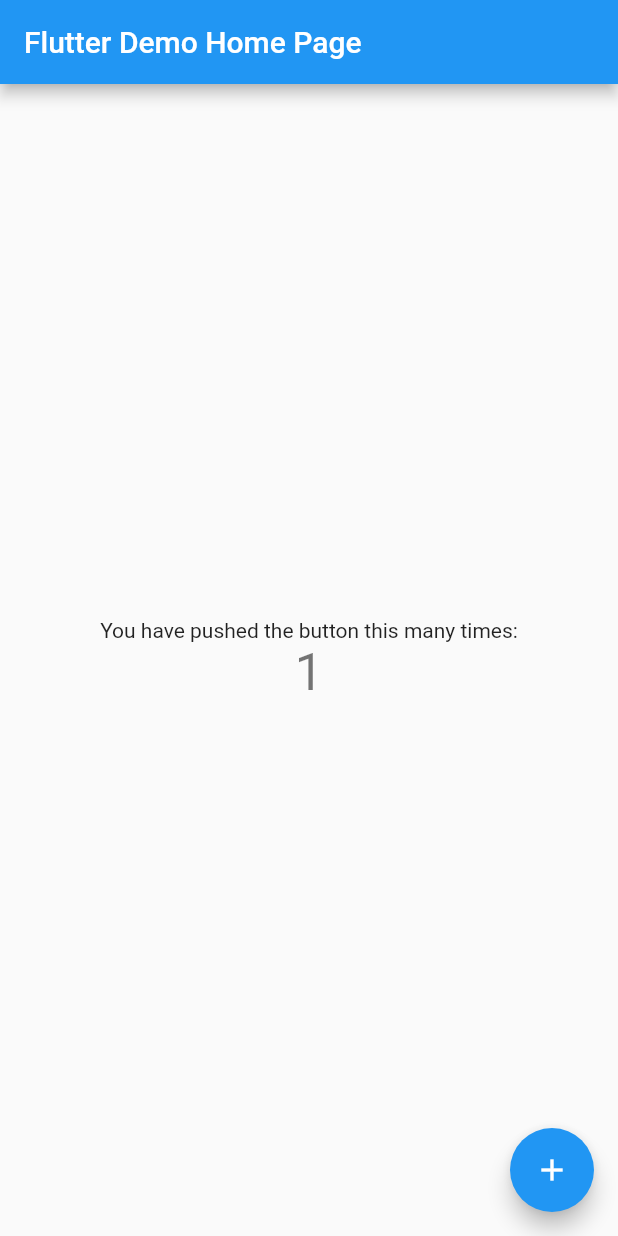
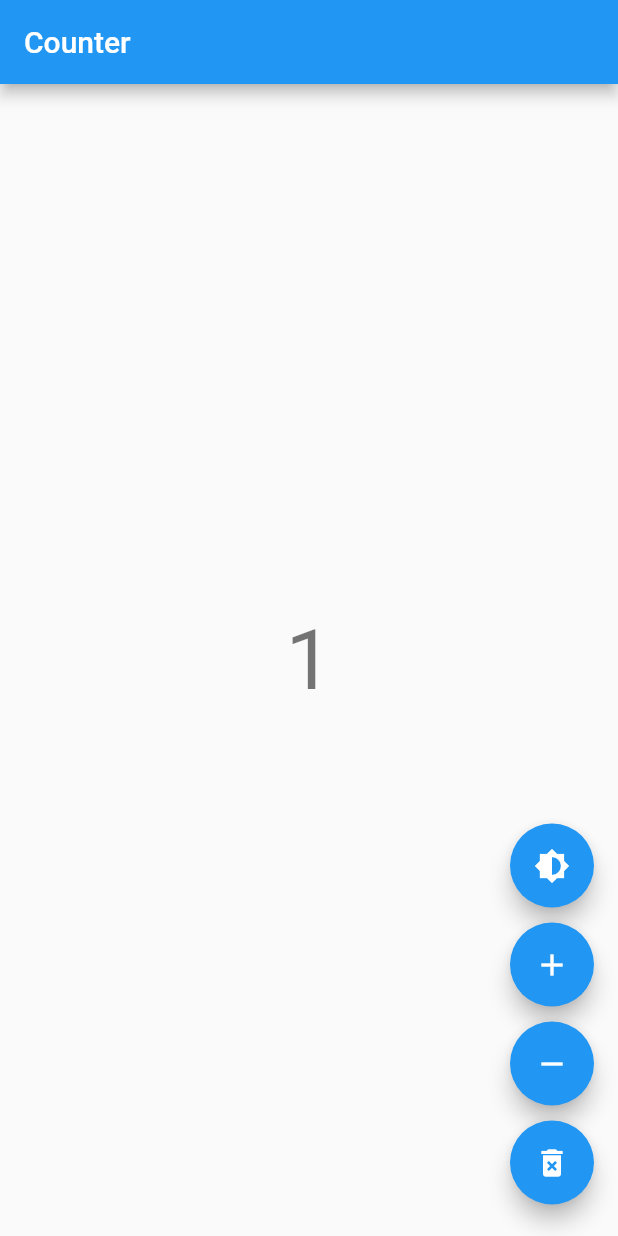
Before and after one commit to EricRootLee/flutter_cubit, a Flutter app: the screen it shows after launch, after a tap on the "add" icon, on a phone screen of 412 x 824 dp. Run offline on Flutter 3.47's test engine with Material 2 defaults, Android fonts, the phone set to English and light mode, and no system bars; our stand-ins replace flutter_bloc, hydrated_bloc.

```diff
--- a/lib/main.dart
+++ b/lib/main.dart
@@ -1,113 +1,142 @@
+import 'dart:async';
+
 import 'package:flutter/material.dart';
+import 'package:flutter_bloc/flutter_bloc.dart';
+import 'package:hydrated_bloc/hydrated_bloc.dart';
+import 'package:path_provider/path_provider.dart';
 
-void main() {
-  runApp(MyApp());
+void main() async {
+  WidgetsFlutterBinding.ensureInitialized();
+  HydratedBloc.storage = await HydratedStorage.build(
+    storageDirectory: await getTemporaryDirectory(),
+  );
+  runApp(App());
 }
 
-class MyApp extends StatelessWidget {
-  // This widget is the root of your application.
+class App extends StatelessWidget {
   @override
   Widget build(BuildContext context) {
-    return MaterialApp(
-      title: 'Flutter Demo',
-      theme: ThemeData(
-        // This is the theme of your application.
-        //
-        // Try running your application with "flutter run". You'll see the
-        // application has a blue toolbar. Then, without quitting the app, try
-        // changing the primarySwatch below to Colors.green and then invoke
-        // "hot reload" (press "r" in the console where you ran "flutter run",
-        // or simply save your changes to "hot reload" in a Flutter IDE).
-        // Notice that the counter didn't reset back to zero; the application
-        // is not restarted.
-        primarySwatch: Colors.blue,
+    return BlocProvider(
+      create: (_) => BrightnessCubit(),
+      child: BlocBuilder<BrightnessCubit, Brightness>(
+        builder: (context, brightness) {
+          return MaterialApp(
+            theme: ThemeData(brightness: brightness),
+            home: BlocProvider<CounterBloc>(
+              create: (_) => CounterBloc(),
+              child: CounterPage(),
+            ),
+          );
+        },
       ),
-      home: MyHomePage(title: 'Flutter Demo Home Page'),
     );
   }
 }
 
-class MyHomePage extends StatefulWidget {
-  MyHomePage({Key key, this.title}) : super(key: key);
-
-  // This widget is the home page of your application. It is stateful, meaning
-  // that it has a State object (defined below) that contains fields that affect
-  // how it looks.
-
-  // This class is the configuration for the state. It holds the values (in this
-  // case the title) provided by the parent (in this case the App widget) and
-  // used by the build method of the State. Fields in a Widget subclass are
-  // always marked "final".
-
-  final String title;
-
+class CounterPage extends StatelessWidget {
   @override
-  _MyHomePageState createState() => _MyHomePageState();
+  Widget build(BuildContext context) {
+    final textTheme = Theme.of(context).textTheme;
+    return Scaffold(
+      appBar: AppBar(title: const Text('Counter')),
+      body: BlocBuilder<CounterBloc, int>(
+        builder: (BuildContext context, int state) {
+          return Center(
+            child: Text('$state', style: textTheme.headline2),
+          );
+        },
+      ),
+      floatingActionButton: Column(
+        crossAxisAlignment: CrossAxisAlignment.end,
+        mainAxisAlignment: MainAxisAlignment.end,
+        children: <Widget>[
+          Padding(
+            padding: const EdgeInsets.symmetric(vertical: 5.0),
+            child: FloatingActionButton(
+              child: const Icon(Icons.brightness_6),
+              onPressed: () {
+                context.read<BrightnessCubit>().toggleBrightness();
+              },
+            ),
+          ),
+          Padding(
+            padding: const EdgeInsets.symmetric(vertical: 5.0),
+            child: FloatingActionButton(
+              child: const Icon(Icons.add),
+              onPressed: () {
+                context.read<CounterBloc>().add(CounterEvent.increment);
+              },
+            ),
+          ),
+          Padding(
+            padding: const EdgeInsets.symmetric(vertical: 5.0),
+            child: FloatingActionButton(
+              child: const Icon(Icons.remove),
+              onPressed: () {
+                context.read<CounterBloc>().add(CounterEvent.decrement);
+              },
+            ),
+          ),
+          Padding(
+            padding: const EdgeInsets.symmetric(vertical: 5.0),
+            child: FloatingActionButton(
+              child: const Icon(Icons.delete_forever),
+              onPressed: () async {
+                final counterBloc = context.read<CounterBloc>();
+                await counterBloc.clear();
+                counterBloc.add(CounterEvent.reset);
+              },
+            ),
+          ),
+        ],
+      ),
+    );
+  }
 }
 
-class _MyHomePageState extends State<MyHomePage> {
-  int _counter = 0;
+enum CounterEvent { increment, decrement, reset }
 
-  void _incrementCounter() {
-    setState(() {
-      // This call to setState tells the Flutter framework that something has
-      // changed in this State, which causes it to rerun the build method below
-      // so that the display can reflect the updated values. If we changed
-      // _counter without calling setState(), then the build method would not be
-      // called again, and so nothing would appear to happen.
-      _counter++;
-    });
+class CounterBloc extends Bloc<CounterEvent, int> with HydratedMixin {
+  CounterBloc() : super(0) {
+    hydrate();
   }
 
   @override
-  Widget build(BuildContext context) {
-    // This method is rerun every time setState is called, for instance as done
-    // by the _incrementCounter method above.
-    //
-    // The Flutter framework has been optimized to make rerunning build methods
-    // fast, so that you can just rebuild anything that needs updating rather
-    // than having to individually change instances of widgets.
-    return Scaffold(
-      appBar: AppBar(
-        // Here we take the value from the MyHomePage object that was created by
-        // the App.build method, and use it to set our appbar title.
-        title: Text(widget.title),
-      ),
-      body: Center(
-        // Center is a layout widget. It takes a single child and positions it
-        // in the middle of the parent.
-        child: Column(
-          // Column is also a layout widget. It takes a list of children and
-          // arranges them vertically. By default, it sizes itself to fit its
-          // children horizontally, and tries to be as tall as its parent.
-          //
-          // Invoke "debug painting" (press "p" in the console, choose the
-          // "Toggle Debug Paint" action from the Flutter Inspector in Android
-          // Studio, or the "Toggle Debug Paint" command in Visual Studio Code)
-          // to see the wireframe for each widget.
-          //
-          // Column has various properties to control how it sizes itself and
-          // how it positions its children. Here we use mainAxisAlignment to
-          // center the children vertically; the main axis here is the vertical
-          // axis because Columns are vertical (the cross axis would be
-          // horizontal).
-          mainAxisAlignment: MainAxisAlignment.center,
-          children: <Widget>[
-            Text(
-              'You have pushed the button this many times:',
-            ),
-            Text(
-              '$_counter',
-              style: Theme.of(context).textTheme.headline4,
-            ),
-          ],
-        ),
-      ),
-      floatingActionButton: FloatingActionButton(
-        onPressed: _incrementCounter,
-        tooltip: 'Increment',
-        child: Icon(Icons.add),
-      ), // This trailing comma makes auto-formatting nicer for build methods.
-    );
+  Stream<int> mapEventToState(CounterEvent event) async* {
+    switch (event) {
+      case CounterEvent.decrement:
+        yield state - 1;
+        break;
+      case CounterEvent.increment:
+        yield state + 1;
+        break;
+      case CounterEvent.reset:
+        yield 0;
+        break;
+    }
+  }
+
+  @override
+  int fromJson(Map<String, dynamic> json) => json['value'] as int;
+
+  @override
+  Map<String, int> toJson(int state) => {'value': state};
+}
+
+class BrightnessCubit extends HydratedCubit<Brightness> {
+  BrightnessCubit() : super(Brightness.light);
+
+  void toggleBrightness() {
+    emit(state == Brightness.light ? Brightness.dark : Brightness.light);
+  }
+
+  @override
+  Brightness fromJson(Map<String, dynamic> json) {
+    return Brightness.values[json['brightness'] as int];
+  }
+
+  @override
+  Map<String, dynamic> toJson(Brightness state) {
+    return <String, int>{'brightness': state.index};
   }
 }
```
